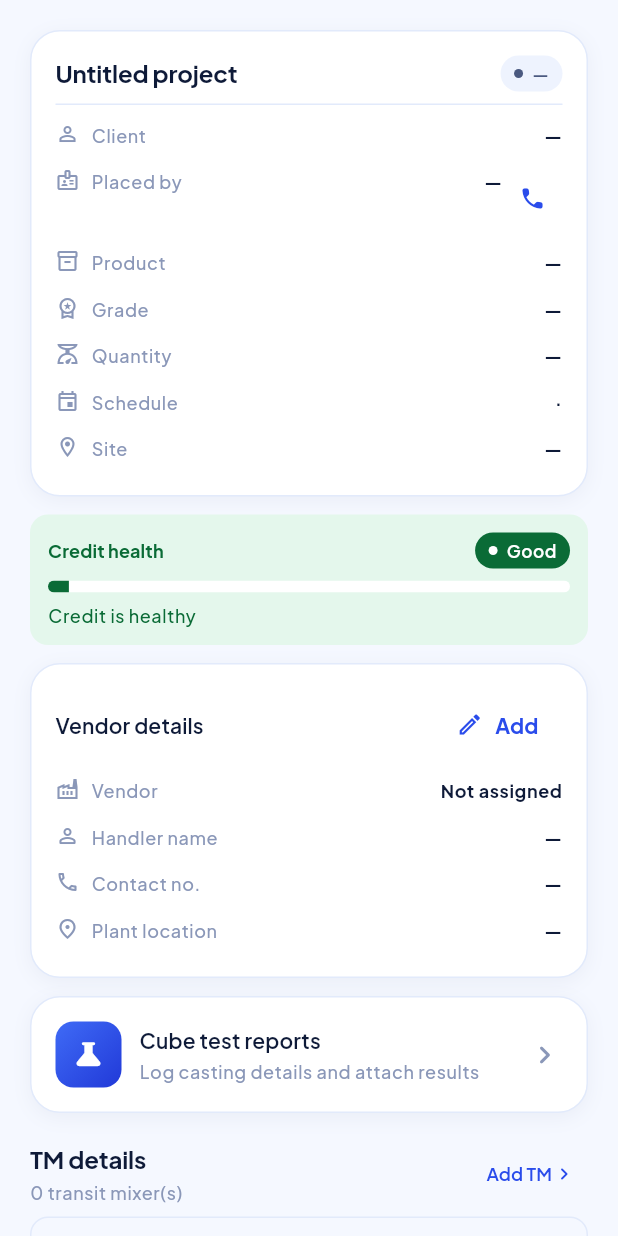
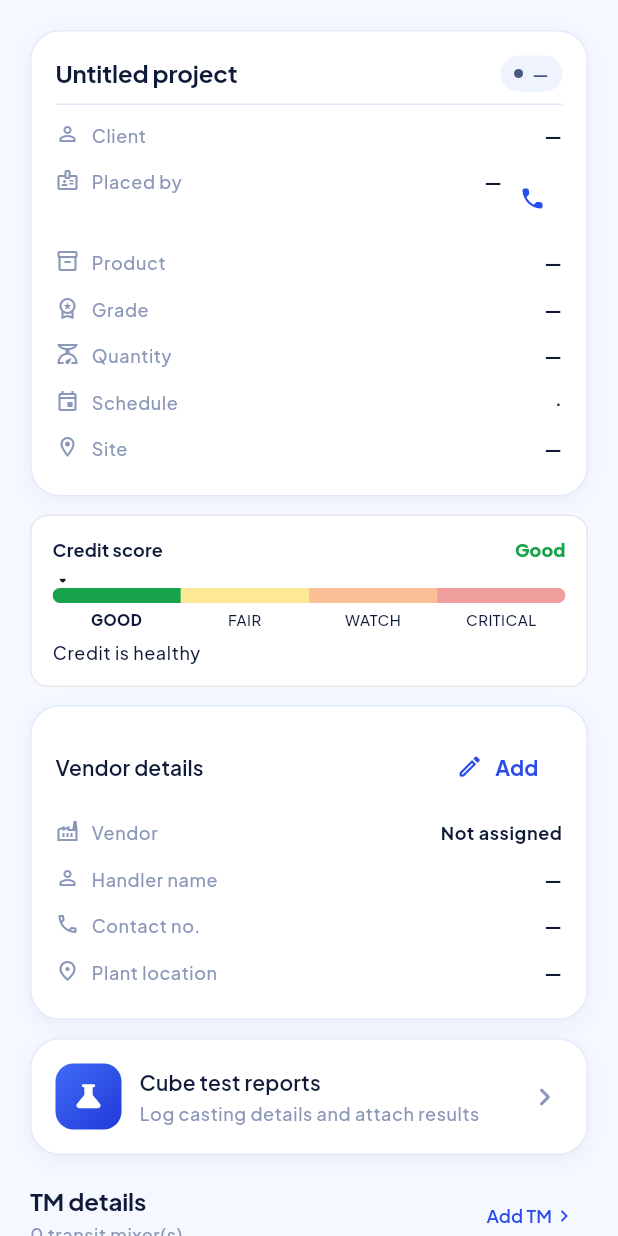
Before and after one commit to doot-dev/shivesh-teams-app, a Flutter app: the _DetailsTab widget shown alone on an empty page, opened directly with empty values, on a phone screen of 412 x 824 dp. Run offline on Flutter 3.47's test engine with Material 3 defaults, Android fonts, the phone set to English and light mode, and no system bars; our stand-ins replace dio, dotted_border, file_picker, firebase_core, firebase_messaging, flutter_local_notifications and 7 more; missing offline and left inert: pdfx; accounts and stored records are empty; network calls fail.

Commit message:
feat: credit score gauge — green, yellow, orange, red with a marker
Co-Authored-By: Claude Opus 5.5 <noreply@anthropic.com>

```diff
--- a/lib/core/widgets/app_widgets.dart
+++ b/lib/core/widgets/app_widgets.dart
@@ -617,36 +617,49 @@ class OrderCardSkeleton extends StatelessWidget {
   }
 }
 
-/// Credit health (2026-09-28): the server's GREEN / ORANGE / RED band, never
-/// the amounts. [usedPct] fills the bar. It warns only; nothing is blocked.
+/// Credit score gauge (2026-09-28): four segments green → yellow → orange →
+/// red and a marker at [position] (0–100), from the server. Never amounts.
+/// It warns only; nothing is blocked.
 class CreditBandBar extends StatelessWidget {
   const CreditBandBar({
     super.key,
     required this.band,
-    this.usedPct,
+    this.position,
     this.footer,
   });
 
   final String band;
-  final int? usedPct;
+  final int? position;
   final Widget? footer;
+
+  static const _segments = [
+    ('GREEN', 'Good', Color(0xFF16A34A)),
+    ('YELLOW', 'Fair', Color(0xFFFACC15)),
+    ('ORANGE', 'Watch', Color(0xFFF97316)),
+    ('RED', 'Critical', Color(0xFFDC2626)),
+  ];
+
+  static const _notes = {
+    'GREEN': 'Credit is healthy',
+    'YELLOW': 'Half the limit is in use',
+    'ORANGE': 'Close to the credit limit',
+    'RED': 'Overdue or over the credit limit',
+  };
 
   @override
   Widget build(BuildContext context) {
-    final (tone, label, note) = switch (band) {
-      'RED' => (Tone.err, 'Critical', 'Overdue or over the credit limit'),
-      'ORANGE' => (Tone.warn, 'Watch', 'Close to the credit limit'),
-      _ => (Tone.ok, 'Good', 'Credit is healthy'),
-    };
-    final (bg, fg, solidBg, _) = _toneColors(tone);
+    final i = _segments.indexWhere((s) => s.$1 == band).clamp(0, 3);
+    final seg = _segments[i];
+    final pos = ((position ?? i * 25 + 12) / 100).clamp(0.02, 0.98);
     final t = Theme.of(context).textTheme;
     return Semantics(
-      label: 'Credit health $label. $note',
+      label: 'Credit score ${seg.$2}. ${_notes[seg.$1]}',
       child: Container(
-        padding: const EdgeInsets.all(12),
+        padding: const EdgeInsets.all(14),
         decoration: BoxDecoration(
-          color: bg,
+          color: Colors.white,
           borderRadius: BorderRadius.circular(12),
+          border: Border.all(color: const Color(0xFFE5E7EB)),
         ),
         child: Column(
           crossAxisAlignment: CrossAxisAlignment.start,
@@ -655,28 +668,83 @@ class CreditBandBar extends StatelessWidget {
               children: [
                 Expanded(
                   child: Text(
-                    'Credit health',
-                    style: t.labelMedium?.copyWith(
-                      color: fg,
-                      fontWeight: FontWeight.w700,
+                    'Credit score',
+                    style: t.labelMedium?.copyWith(fontWeight: FontWeight.w700),
+                  ),
+                ),
+                Text(
+                  seg.$2,
+                  style: t.labelMedium?.copyWith(
+                    fontWeight: FontWeight.w800,
+                    // Yellow text is unreadable on white; use a darker amber.
+                    color: seg.$1 == 'YELLOW'
+                        ? const Color(0xFFA16207)
+                        : seg.$3,
+                  ),
+                ),
+              ],
+            ),
+            const SizedBox(height: 6),
+            LayoutBuilder(
+              builder: (context, box) => SizedBox(
+                height: 22,
+                child: Stack(
+                  clipBehavior: Clip.none,
+                  children: [
+                    Positioned(
+                      left: 0,
+                      right: 0,
+                      bottom: 0,
+                      child: ClipRRect(
+                        borderRadius: BorderRadius.circular(6),
+                        child: Row(
+                          children: [
+                            for (final s in _segments)
+                              Expanded(
+                                child: Container(
+                                  height: 10,
+                                  color: s.$3.withValues(
+                                    alpha: s.$1 == seg.$1 ? 1 : 0.45,
+                                  ),
+                                ),
+                              ),
+                          ],
+                        ),
+                      ),
+                    ),
+                    Positioned(
+                      left: box.maxWidth * pos - 7,
+                      top: 0,
+                      child: const Icon(
+                        Icons.arrow_drop_down_rounded,
+                        size: 14,
+                        color: Color(0xFF111827),
+                      ),
+                    ),
+                  ],
+                ),
+              ),
+            ),
+            const SizedBox(height: 4),
+            Row(
+              children: [
+                for (final s in _segments)
+                  Expanded(
+                    child: Text(
+                      s.$2.toUpperCase(),
+                      textAlign: TextAlign.center,
+                      style: t.labelSmall?.copyWith(
+                        fontSize: 10,
+                        fontWeight: s.$1 == seg.$1
+                            ? FontWeight.w800
+                            : FontWeight.w500,
+                      ),
                     ),
                   ),
-                ),
-                StatusBadge(label, tone: tone, solid: true),
               ],
             ),
-            const SizedBox(height: 8),
-            ClipRRect(
-              borderRadius: BorderRadius.circular(4),
-              child: LinearProgressIndicator(
-                value: (usedPct ?? 100).clamp(4, 100) / 100,
-                minHeight: 8,
-                color: solidBg,
-                backgroundColor: Colors.white,
-              ),
-            ),
             const SizedBox(height: 6),
-            Text(note, style: t.bodySmall?.copyWith(color: fg)),
+            Text(_notes[seg.$1]!, style: t.bodySmall),
             if (footer != null) ...[const SizedBox(height: 6), footer!],
           ],
         ),
--- a/lib/features/orders/data/models/order_models.dart
+++ b/lib/features/orders/data/models/order_models.dart
@@ -274,6 +274,7 @@ class FieldOrder {
     this.placedByPhone,
     this.creditBand,
     this.creditUsedPct,
+    this.creditPosition,
     this.vendorRowId,
   });
 
@@ -284,6 +285,9 @@ class FieldOrder {
   /// Only on the single-order response, with the 0–100 fill.
   final String? creditBand;
   final int? creditUsedPct;
+
+  /// Where the gauge marker sits, 0–100.
+  final int? creditPosition;
 
   /// docs/06: the client's person who placed it from the app — who to call at
   /// site. "Rakesh Pawar (Site Engineer)". Null when the office placed it.
@@ -380,6 +384,7 @@ class FieldOrder {
       status: json['status'] as String? ?? '',
       creditBand: json['creditBand'] as String?,
       creditUsedPct: (json['creditUsedPct'] as num?)?.toInt(),
+      creditPosition: (json['creditPosition'] as num?)?.toInt(),
       vendorRowId: firstVendor?['id'] as String?,
       vendorDetail: (vendorHandler != null || vendorLocation != null)
           ? VendorDetail(
@@ -423,8 +428,7 @@ class TechProject {
     name: j['projectName'] as String? ?? '',
     clientName:
         (j['client'] as Map<String, dynamic>?)?['companyName'] as String? ?? '',
-    address:
-        j['address'] as String? ?? j['projectLocation'] as String? ?? '',
+    address: j['address'] as String? ?? j['projectLocation'] as String? ?? '',
     products: [
       for (final p in (j['products'] as List<dynamic>? ?? const []))
         (
@@ -438,7 +442,11 @@ class TechProject {
 
 /// A vendor, its plants and each plant's handlers (GET /tech/vendors).
 class VendorOption {
-  const VendorOption({required this.id, required this.name, required this.plants});
+  const VendorOption({
+    required this.id,
+    required this.name,
+    required this.plants,
+  });
 
   final int id;
   final String name;
@@ -455,7 +463,11 @@ class VendorOption {
 }
 
 class PlantOption {
-  const PlantOption({required this.id, required this.name, required this.handlers});
+  const PlantOption({
+    required this.id,
+    required this.name,
+    required this.handlers,
+  });
 
   final int id;
   final String name;
--- a/lib/features/orders/presentation/pages/order_details_page.dart
+++ b/lib/features/orders/presentation/pages/order_details_page.dart
@@ -328,7 +328,7 @@ class _DetailsTab extends StatelessWidget {
             index: step++,
             child: CreditBandBar(
               band: order.creditBand!,
-              usedPct: order.creditUsedPct,
+              position: order.creditPosition,
             ),
           ),
           const SizedBox(height: AppSpacing.md),
```
Also changed, not shown: lib/features/orders/presentation/pages/new_order_page.dart (+6 -2 lines).
